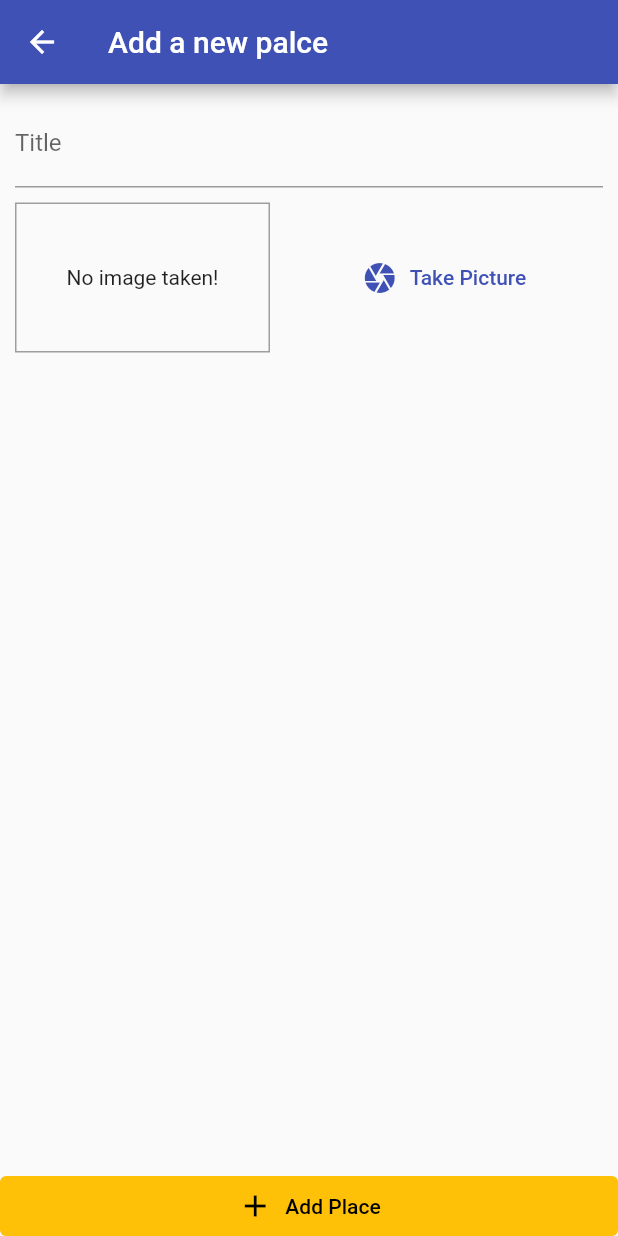
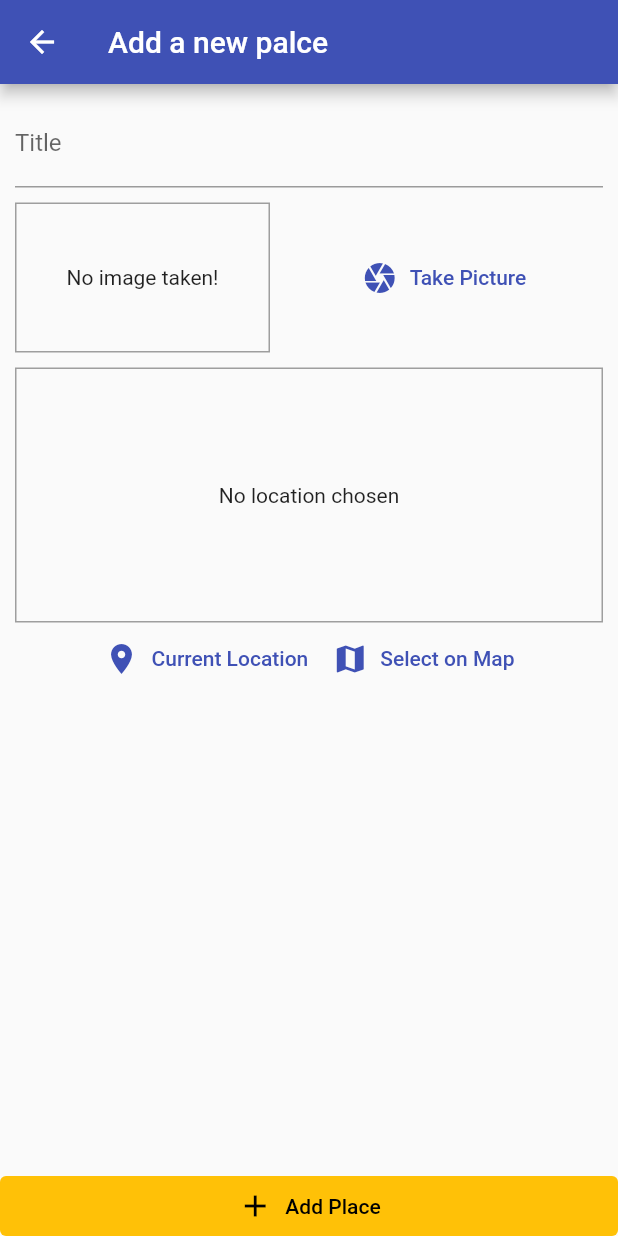
Before and after one commit to imGtheCoder/great-places-app, a Flutter app: the AddPlaceScreen screen opened by its route, on a phone screen of 412 x 824 dp. Run offline on Flutter 3.47's test engine with Material 2 defaults, Android fonts, the phone set to English and light mode, and no system bars; our stand-ins replace image_picker, location, sqflite; accounts and stored records are empty.

Commit message:
Selecting current location

```diff
--- /dev/null
+++ b/lib/helpers/location_helper.dart
@@ -0,0 +1,7 @@
+const GOOGLE_API_KEY = 'AIzaSyByax7f9i8SC7H94ec82LMSvYK6MqpircE';
+
+class LocationHelper {
+  static String generateLocationPreviewImage({double latitude, double longitude}){
+    return 'https://maps.googleapis.com/maps/api/staticmap?center=$latitude,$longitude&zoom=16&size=600x300&maptype=roadmap&markers=color:red%7Clabel:A%7C$latitude,$longitude&key=$GOOGLE_API_KEY';
+  }
+}
--- a/lib/screens/add_place_screen.dart
+++ b/lib/screens/add_place_screen.dart
@@ -6,6 +6,7 @@ import 'package:provider/provider.dart';
 
 import '../widgets/image_input.dart';
 import '../providers/great_places.dart';
+import '../widgets/location_input.dart';
 
 class AddPlaceScreen extends StatefulWidget {
   static const routeName = '/add-place';
@@ -54,6 +55,8 @@ class _AddPlaceScreenState extends State<AddPlaceScreen> {
                         height: 10,
                       ),
                       ImageInput(_selectImage),
+                      SizedBox(height: 10,),
+                      LocationInput(),
                     ],
                   ),
                 ),
--- /dev/null
+++ b/lib/widgets/location_input.dart
@@ -0,0 +1,70 @@
+import 'package:flutter/material.dart';
+import 'package:location/location.dart';
+
+import '../helpers/location_helper.dart';
+
+class LocationInput extends StatefulWidget {
+  //const LocationInput({Key key}) : super(key: key);
+
+  @override
+  State<LocationInput> createState() => _LocationInputState();
+}
+
+class _LocationInputState extends State<LocationInput> {
+  String _previewImageUrl;
+
+  Future<void> _getCurrentUserLocation() async {
+    final locData = await Location().getLocation();
+    final staticMapImageUrl = await LocationHelper.generateLocationPreviewImage(latitude: locData.latitude, longitude: locData.longitude);
+    setState(() {
+      _previewImageUrl = staticMapImageUrl;
+    });
+  }
+
+  @override
+  Widget build(BuildContext context) {
+    return Column(
+      children: [
+        Container(
+          height: 170,
+          width: double.infinity,
+          alignment: Alignment.center,
+          decoration: BoxDecoration(
+            border: Border.all(width: 1, color: Colors.grey),
+          ),
+          child: _previewImageUrl == null
+              ? Text(
+                  'No location chosen',
+                  textAlign: TextAlign.center,
+                )
+              : Image.network(
+                  _previewImageUrl,
+                  fit: BoxFit.cover,
+                  width: double.infinity,
+                ),
+        ),
+        Row(
+          mainAxisAlignment: MainAxisAlignment.center,
+          children: [
+            TextButton.icon(
+              onPressed: _getCurrentUserLocation,
+              icon: Icon(Icons.location_on),
+              label: Text('Current Location'),
+              style: ButtonStyle(
+                  foregroundColor: MaterialStatePropertyAll<Color>(
+                      Theme.of(context).primaryColor)),
+            ),
+            TextButton.icon(
+              onPressed: () {},
+              icon: Icon(Icons.map),
+              label: Text('Select on Map'),
+              style: ButtonStyle(
+                  foregroundColor: MaterialStatePropertyAll<Color>(
+                      Theme.of(context).primaryColor)),
+            ),
+          ],
+        )
+      ],
+    );
+  }
+}
--- a/pubspec.yaml
+++ b/pubspec.yaml
@@ -28,6 +28,7 @@ dependencies:
   path_provider: ^2.0.12
   path: 1.8.2
   sqflite: ^2.2.4+1
+  location: ^4.4.0
 
 
   # The following adds the Cupertino Icons font to your application.
```
Also changed, not shown: pubspec.lock, 3 other files.
